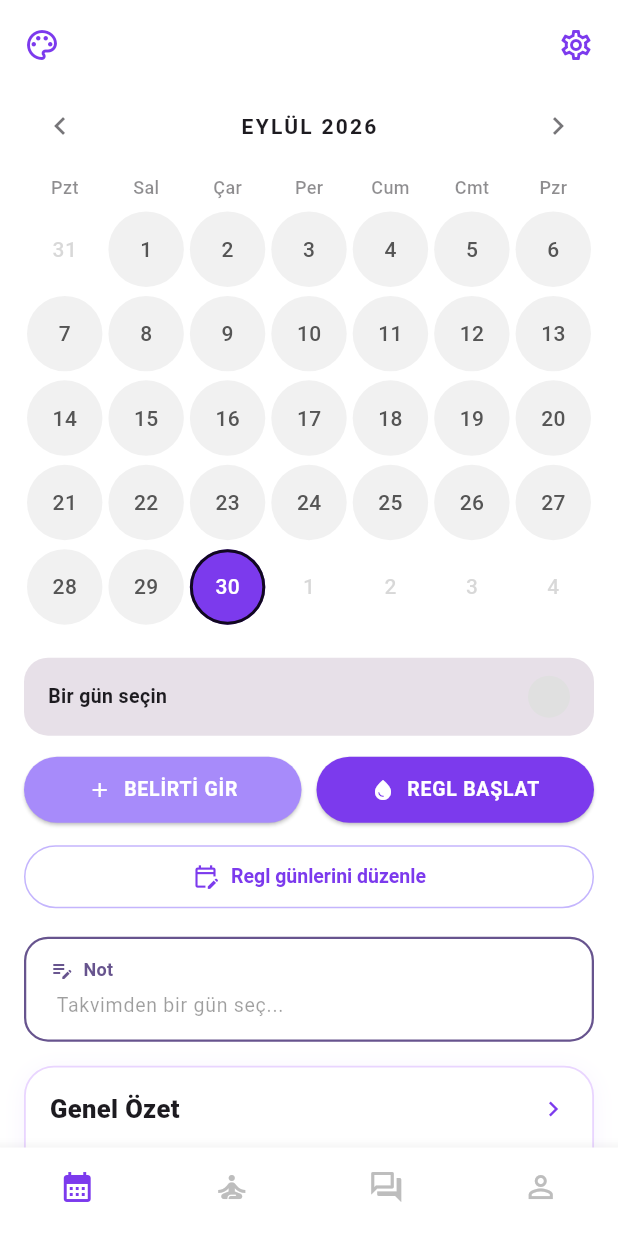
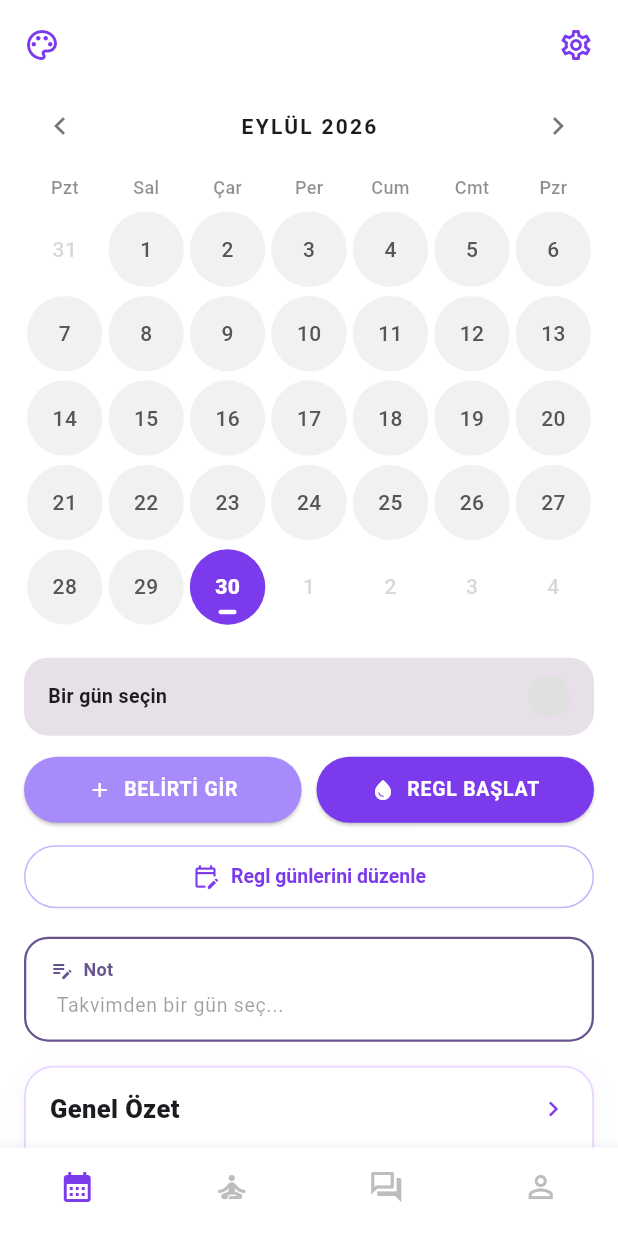
Before and after one commit to Ceydakhrmn/ayzit-app, a Flutter app: the MainShell screen opened directly, on a phone screen of 412 x 824 dp. Run offline on Flutter 3.47's test engine with Material 3 defaults, Android fonts, the phone set to English and light mode, and no system bars; our stand-ins replace cloud_firestore, firebase_auth, firebase_core, firebase_crashlytics, firebase_messaging, fl_chart and 6 more; missing offline and left inert: firebase_app_check, purchases_flutter; accounts and stored records are empty.

Commit message:
Show estimated next period, ovulation and fertile window from logged periods

```diff
--- a/lib/models/period_log.dart
+++ b/lib/models/period_log.dart
@@ -2,8 +2,11 @@
 // models/period_log.dart
 // Kullanıcının işaretlediği regl günlerinden dönemleri ve gerçek döngü
 // uzunluklarını çıkaran saf (Firebase'siz) mantık. Düzensiz döngüleri
-// desteklemek için tahminler sabit bir ayar yerine bu kayıtlardan yapılır.
+// desteklemek için geçmiş dönemler gerçek kayıtlarla gösterilir; son kayıttan
+// sonrası ayarlardaki sürelerle tahmin edilir.
 // =============================================
+
+import 'dart:math' as math;
 
 import 'cycle_model.dart';
 
@@ -14,16 +17,16 @@
 ///    tahmini [periodLength] boyunca regl rengi
 /// 3. Diğer günler → bu günden önceki son döneme göre ovulasyon/doğurganlık.
 ///    İki kayıtlı dönem arasındaysa gerçek döngü uzunluğu, son dönemden
-///    sonrasıysa [cycleLength] ile ileriye doğru tahmin. Tahmini regl
+///    sonrasıysa ayarlardaki [cycleLength] ile ileriye doğru tahmin. Tahmini regl
 ///    günleri boyanmaz; yalnızca gerçek kayıtlar regl rengi alır.
 ///
-/// Hiç kayıt yoksa [fallback] (ayarlardaki sabit döngü) kullanılır.
+/// Hiç kayıt yoksa tüm günler boş kalır; uygulama kimseye varsayılan bir
+/// regl tarihi atamaz.
 DayPhase phaseForDay({
   required DateTime date,
   required PeriodLog log,
   required int cycleLength,
   required int periodLength,
-  required CycleModel fallback,
   DateTime? activePeriodStart,
 }) {
   final d = PeriodLog.dateOnly(date);
@@ -40,8 +43,6 @@
     }
   }
 
-  if (log.isEmpty) return fallback.phaseOf(d);
-
   final anchor = log.lastSpanStartingOnOrBefore(d);
   if (anchor == null) return DayPhase.none; // ilk kayıttan önce
   final next = log.firstSpanStartingAfter(anchor.start);
@@ -57,6 +58,78 @@
   }
   if (dayInCycle <= periodLength) return DayPhase.none;
   return CycleModel.fertilePhaseFor(dayInCycle, cycleLen);
+}
+
+/// Son kayıtlı regle ve ayarlardaki sürelere göre yaklaşan tarihler.
+class CycleForecast {
+  /// Sonraki regl (bugün ya da sonrası).
+  final DateTime nextPeriod;
+
+  /// Bugünü kapsayan ya da sıradaki doğurganlık penceresi ve ovulasyon günü.
+  /// Döngü, regl süresine göre çok kısaysa (pencere regle denk gelir) null.
+  final DateTime? ovulation;
+  final DateTime? fertileStart;
+  final DateTime? fertileEnd;
+
+  const CycleForecast({
+    required this.nextPeriod,
+    this.ovulation,
+    this.fertileStart,
+    this.fertileEnd,
+  });
+}
+
+/// [phaseForDay] ile aynı kurallarla, son kayıtlı dönemden [cycleLength]
+/// günlük döngüler varsayarak yaklaşan regl / ovulasyon / doğurganlık
+/// tarihlerini hesaplar. Hiç kayıt yoksa null.
+CycleForecast? forecastCycle({
+  required PeriodLog log,
+  required int cycleLength,
+  required int periodLength,
+  required DateTime today,
+}) {
+  if (log.isEmpty || cycleLength < 1) return null;
+  final anchor = log.spans.last.start;
+  final t = PeriodLog.dateOnly(today);
+  DateTime at(int offset) =>
+      DateTime(anchor.year, anchor.month, anchor.day + offset);
+
+  // Sonraki regl: son kayıttan itibaren bugüne denk gelen ya da ilk gelecek
+  // döngü başlangıcı (kayıtlı dönemin kendisi sayılmaz).
+  var k = 1;
+  while (at(k * cycleLength).isBefore(t)) {
+    k++;
+  }
+  final nextPeriod = at(k * cycleLength);
+
+  // Döngünün kaçıncı günleri (1'den başlar); takvimde regl günlerinin
+  // üstüne boyanmayan kısımlar pencereye katılmaz.
+  final ovDay = cycleLength - 14;
+  if (ovDay <= periodLength) {
+    return CycleForecast(nextPeriod: nextPeriod);
+  }
+  final firstDay = math.max(ovDay - 5, periodLength + 1);
+  final lastDay = ovDay + 1;
+
+  // Bitiş günü bugünden önce olmayan ve ovulasyon günü regl olarak
+  // işaretlenmemiş ilk pencere. İşaretli regl günleri takvimde regl rengi
+  // aldığından pencerenin başından kırpılır.
+  for (var c = 0;; c++) {
+    final base = c * cycleLength;
+    final end = at(base + lastDay - 1);
+    final ovulation = at(base + ovDay - 1);
+    if (end.isBefore(t) || log.contains(ovulation)) continue;
+    var start = at(base + firstDay - 1);
+    while (log.contains(start)) {
+      start = DateTime(start.year, start.month, start.day + 1);
+    }
+    return CycleForecast(
+      nextPeriod: nextPeriod,
+      ovulation: ovulation,
+      fertileStart: start,
+      fertileEnd: end,
+    );
+  }
 }
 
 /// Art arda işaretlenmiş regl günlerinden oluşan tek bir dönem.
--- a/lib/providers/cycle_provider.dart
+++ b/lib/providers/cycle_provider.dart
@@ -14,9 +14,10 @@
 //   users/{uid}/cycleHistory/{autoId}   → legacy cycles (read-only, migrated
 //                                         into periodDays on first edit)
 //
-// Regl günleri `periodDays` listesinde ('yyyy-MM-dd') tutulur; döngü ve regl
-// süreleri bu gerçek kayıtlardan hesaplanır, böylece düzensiz döngüler de
-// doğru gösterilir. Ayarlardaki süreler yalnızca veri yetersizken kullanılır.
+// Regl günleri `periodDays` listesinde ('yyyy-MM-dd') tutulur ve takvimde
+// olduğu gibi gösterilir; iki kayıt arasındaki döngü gerçek aralıkla
+// hesaplanır. İleriye dönük tahminler ayarlardaki döngü / regl süresini
+// kullanır. Hiç kaydı olmayan kullanıcıya tahmin gösterilmez.
 // =============================================
 
 import 'dart:async';
@@ -238,17 +239,21 @@
       ? PeriodLog.fromKeys(_periodDayKeys)
       : PeriodLog(_legacyPeriodDays());
 
-  /// Tahminlerde kullanılan döngü uzunluğu: gerçek döngülerin ortalaması,
-  /// yeterli kayıt yoksa ayarlardaki değer.
-  int get predictedCycleLength =>
-      periodLog.averageCycleLength() ?? _cycleLength;
+  /// Kullanıcının hiç regl kaydı var mı? Yoksa takvimde tahmin gösterilmez.
+  bool get hasPeriodRecords => !periodLog.isEmpty;
 
-  /// Tahminlerde kullanılan regl süresi (devam eden regl hariç ortalama).
-  int get predictedPeriodLength =>
-      periodLog.averagePeriodLength(
-        excludeOngoingFrom: _isPeriodActive ? _periodActualStart : null,
-      ) ??
-      _periodLength;
+  /// Son kaydedilen reglin başlangıcı; hiç kayıt yoksa null.
+  DateTime? get lastPeriodStart =>
+      periodLog.isEmpty ? null : periodLog.spans.last.start;
+
+  /// Son kayıtlı regl + ayarlardaki sürelerle sonraki regl, ovulasyon ve
+  /// doğurganlık penceresi (takvim renkleriyle aynı hesap). Kayıt yoksa null.
+  CycleForecast? get forecast => forecastCycle(
+        log: periodLog,
+        cycleLength: _cycleLength,
+        periodLength: _periodLength,
+        today: DateTime.now(),
+      );
 
   /// Dönem kayıtlarından türetilen geçmiş (eskiden yeniye).
   List<CycleRecord> get cycleHistory {
@@ -266,22 +271,6 @@
           ongoing: i + 1 == spans.length,
         ),
     ]);
-  }
-
-  CycleModel get cycle {
-    final spans = periodLog.spans;
-    if (spans.isEmpty) {
-      return CycleModel(
-        cycleStart: _cycleStart,
-        cycleLength: _cycleLength,
-        periodLength: _periodLength,
-      );
-    }
-    return CycleModel(
-      cycleStart: spans.last.start,
-      cycleLength: predictedCycleLength,
-      periodLength: predictedPeriodLength,
-    );
   }
 
   String _dateKey(DateTime d) =>
@@ -749,21 +738,19 @@
   DayPhase phaseOf(DateTime date) => phaseForDay(
         date: date,
         log: periodLog,
-        cycleLength: predictedCycleLength,
-        periodLength: predictedPeriodLength,
-        fallback: cycle,
+        cycleLength: _cycleLength,
+        periodLength: _periodLength,
         activePeriodStart: _isPeriodActive ? _periodActualStart : null,
       );
 
   // ── Statistics helpers ──
-  /// Son [n] tamamlanmış döngünün gerçek uzunlukları.
+  /// Son [n] tamamlanmış döngünün gerçek uzunlukları (kayıt yoksa boş).
   List<int> lastCycleLengths({int n = 6}) {
     final lengths = periodLog.cycleLengths();
-    if (lengths.isEmpty) return List.filled(n, predictedCycleLength);
     return lengths.length <= n ? lengths : lengths.sublist(lengths.length - n);
   }
 
-  /// Son [n] regl döneminin süreleri (devam eden regl hariç).
+  /// Son [n] regl döneminin süreleri (devam eden regl hariç, kayıt yoksa boş).
   List<int> lastPeriodLengths({int n = 6}) {
     final activeStart = _isPeriodActive ? _periodActualStart : null;
     final lengths = [
@@ -771,7 +758,6 @@
         if (activeStart == null || PeriodLog.daysBetween(s.start, activeStart) != 0)
           s.length,
     ];
-    if (lengths.isEmpty) return List.filled(n, predictedPeriodLength);
     return lengths.length <= n ? lengths : lengths.sublist(lengths.length - n);
   }
 
--- a/lib/screens/settings_screen.dart
+++ b/lib/screens/settings_screen.dart
@@ -347,8 +347,8 @@
         const SizedBox(height: 8),
         Text(
           isEn
-              ? 'Once you mark your period days, predictions use your real cycles. These values are used only until there is enough data.'
-              : 'Regl günlerini işaretledikçe tahminler gerçek döngülerinden hesaplanır. Bu değerler yalnızca yeterli kayıt olana kadar kullanılır.',
+              ? 'Upcoming periods and fertile days are predicted with these values. The period days you mark are shown on the calendar exactly as you entered them.'
+              : 'Sonraki regl ve doğurganlık günleri bu değerlere göre tahmin edilir. İşaretlediğin regl günleri takvimde girdiğin gibi gösterilir.',
           style: TextStyle(
             fontSize: 12,
             color: Theme.of(context).colorScheme.onSurface.withValues(alpha: 0.5),
--- a/lib/screens/stats_screen.dart
+++ b/lib/screens/stats_screen.dart
@@ -50,14 +50,18 @@
             Row(children: [
               _StatChip(
                 label: isEn ? 'Avg. Cycle' : 'Ort. Süre',
-                value: isEn ? '${_avg(cycleLens)} days' : '${_avg(cycleLens)} gün',
+                value: cycleLens.isEmpty
+                    ? '—'
+                    : (isEn ? '${_avg(cycleLens)} days' : '${_avg(cycleLens)} gün'),
                 icon: Icons.loop,
                 color: kPurple,
               ),
               const SizedBox(width: 10),
               _StatChip(
                 label: isEn ? 'Avg. Period' : 'Ort. Regl',
-                value: isEn ? '${_avg(periodLens)} days' : '${_avg(periodLens)} gün',
+                value: periodLens.isEmpty
+                    ? '—'
+                    : (isEn ? '${_avg(periodLens)} days' : '${_avg(periodLens)} gün'),
                 icon: Icons.water_drop,
                 color: kBlue,
               ),
--- a/lib/widgets/cycle_summary_card.dart
+++ b/lib/widgets/cycle_summary_card.dart
@@ -1,6 +1,9 @@
+import 'dart:math' as math;
+
 import 'package:flutter/material.dart';
 import 'package:provider/provider.dart';
 import '../l10n/app_localizations.dart';
+import '../models/period_log.dart';
 import '../providers/cycle_provider.dart';
 import '../screens/stats_screen.dart';
 
@@ -19,27 +22,15 @@
     final l10n     = AppLocalizations.of(context)!;
     final isEn     = !l10n.isTurkish;
     final now      = DateTime.now();
-    final start    = provider.cycle.cycleStart;
-    final cLen     = provider.predictedCycleLength;
-    final pLen     = provider.predictedPeriodLength;
-    final elapsed  = now.difference(start).inDays + 1;
+    final start    = provider.lastPeriodStart;
+    final forecast = provider.forecast;
+    // "Normal" süreler kullanıcının ayarlarda seçtiği değerlerdir.
+    final cLen     = provider.cycleLength;
+    final pLen     = provider.periodLength;
 
-    // Son 3 döngü (en yenisi önce). Kayıt varsa gerçek süreler gösterilir;
-    // hiç kayıt yoksa ayarlardaki sürelerle tahmini döngüler gösterilir.
-    final history = provider.cycleHistory;
-    final List<CycleRecord> entries = history.isEmpty
-        ? [
-            for (var i = 0; i < 3; i++)
-              CycleRecord(
-                start: start.subtract(Duration(days: cLen * i)),
-                periodDays: pLen,
-                cycleDays: i == 0 ? elapsed : cLen,
-                ongoing: i == 0,
-              ),
-          ]
-        : history.reversed.take(3).toList();
-
-    final daysAgo = now.difference(start).inDays;
+    // Son 3 döngü (en yenisi önce), yalnızca gerçek kayıtlardan.
+    final List<CycleRecord> entries =
+        provider.cycleHistory.reversed.take(3).toList();
 
     return Container(
       decoration: BoxDecoration(
@@ -106,6 +97,19 @@
           ),
 
           // ── Döngü listesi ──
+          if (entries.isEmpty)
+            Padding(
+              padding: const EdgeInsets.fromLTRB(16, 4, 16, 12),
+              child: Text(
+                isEn
+                    ? 'No records yet. Tap "Start period" or "Edit period days" to add one.'
+                    : 'Henüz kayıt yok. "Regl başlat" ya da "Regl günlerini düzenle" ile ekleyebilirsin.',
+                style: TextStyle(
+                  fontSize: 12.5,
+                  color: cs.onSurface.withValues(alpha: 0.5),
+                ),
+              ),
+            ),
           ...entries.asMap().entries.map((e) {
             final idx            = e.key;
             final record         = e.value;
@@ -191,11 +195,51 @@
           // ── Özet satırları ──
           _SummaryRow(
             label: l10n.lastPeriodLabel,
-            value: '${l10n.periodStartPrefix}: ${_fmtFull(start, isEn)}',
-            sub: '${daysAgo > 0 ? daysAgo : 0} ${l10n.daysAgoSuffix}',
+            value: start == null
+                ? (isEn ? 'Not recorded yet' : 'Henüz girilmedi')
+                : '${l10n.periodStartPrefix}: ${_fmtFull(start, isEn)}',
+            sub: start == null
+                ? null
+                : '${math.max(0, now.difference(start).inDays)} ${l10n.daysAgoSuffix}',
           ),
           Divider(height: 1, indent: 16, endIndent: 16,
               color: cs.onSurface.withValues(alpha: 0.1)),
+          if (forecast != null) ...[
+            _SummaryRow(
+              label: isEn ? 'Next period (estimated)' : 'Sonraki regl (tahmini)',
+              value: _fmtFull(forecast.nextPeriod, isEn),
+              sub: _relative(forecast.nextPeriod, now, isEn),
+            ),
+            Divider(height: 1, indent: 16, endIndent: 16,
+                color: cs.onSurface.withValues(alpha: 0.1)),
+            if (forecast.ovulation != null) ...[
+              _SummaryRow(
+                label: isEn ? 'Ovulation day (estimated)' : 'Ovulasyon günü (tahmini)',
+                value: _fmtFull(forecast.ovulation!, isEn),
+                sub: _relative(forecast.ovulation!, now, isEn),
+              ),
+              Divider(height: 1, indent: 16, endIndent: 16,
+                  color: cs.onSurface.withValues(alpha: 0.1)),
+              _SummaryRow(
+                label: isEn ? 'Fertile window' : 'Doğurganlık penceresi',
+                value: '${_fmt(forecast.fertileStart!, isEn)} – ${_fmt(forecast.fertileEnd!, isEn)}',
+                sub: PeriodLog.daysBetween(forecast.fertileStart!, now) >= 0
+                    ? (isEn ? 'You are in your fertile window' : 'Şu an doğurganlık dönemindesin')
+                    : (isEn
+                        ? 'Starts ${_relative(forecast.fertileStart!, now, isEn).toLowerCase()}'
+                        : '${_relative(forecast.fertileStart!, now, isEn)} başlıyor'),
+              ),
+            ] else
+              _SummaryRow(
+                label: isEn ? 'Ovulation day' : 'Ovulasyon günü',
+                value: isEn ? 'Cannot be estimated' : 'Hesaplanamıyor',
+                sub: isEn
+                    ? 'Your cycle length is too short for your period length. Check Settings.'
+                    : 'Döngü süren, regl süresine göre çok kısa. Ayarları kontrol et.',
+              ),
+            Divider(height: 1, indent: 16, endIndent: 16,
+                color: cs.onSurface.withValues(alpha: 0.1)),
+          ],
           _SummaryRow(
             label: l10n.normalPeriodDurationLabel,
             value: '$pLen ${l10n.daysUnit}',
@@ -220,6 +264,15 @@
                       'Jul', 'Aug', 'Sep', 'Oct', 'Nov', 'Dec'];
     final months = isEn ? enMonths : trMonths;
     return '${d.day} ${months[d.month]}';
+  }
+
+  /// Bugüne göre: "Bugün", "Yarın", "5 gün sonra" (geçmişse "3 gün önce").
+  String _relative(DateTime d, DateTime now, bool isEn) {
+    final days = PeriodLog.daysBetween(now, d);
+    if (days == 0) return isEn ? 'Today' : 'Bugün';
+    if (days == 1) return isEn ? 'Tomorrow' : 'Yarın';
+    if (days < 0) return isEn ? '${-days} days ago' : '${-days} gün önce';
+    return isEn ? 'In $days days' : '$days gün sonra';
   }
 
   String _fmtFull(DateTime d, bool isEn) {
--- a/lib/widgets/day_cell.dart
+++ b/lib/widgets/day_cell.dart
@@ -49,12 +49,11 @@
           shape: BoxShape.circle,
           // Diğer aylara ait günler renksiz ve şeffaf
           color: isOtherMonth ? Colors.transparent : bg,
-          // Bugün için dış çizgi (outline)
-          border: isToday && !isSelected
-              ? Border.all(color: isDark ? Colors.white70 : Colors.black87, width: 2)
-              : isSelected
-                  ? Border.all(color: isDark ? Colors.white : Colors.black, width: 2.5)
-                  : null,
+          // Halka yalnızca kullanıcının seçtiği gün için; "bugün" halkasız
+          // gösterilir ki açılışta bir gün seçilmiş gibi görünmesin.
+          border: isSelected
+              ? Border.all(color: isDark ? Colors.white : Colors.black, width: 2.5)
+              : null,
         ),
         child: Stack(
           alignment: Alignment.center,
@@ -66,13 +65,28 @@
                 label,
                 style: TextStyle(
                   fontSize: 14,
-                  fontWeight: FontWeight.w500,
+                  fontWeight: isToday && !isOtherMonth
+                      ? FontWeight.w800
+                      : FontWeight.w500,
                   color: isOtherMonth
                       ? (isDark ? Colors.white24 : Colors.grey.withValues(alpha: 0.4))
                       : fg,
                 ),
               ),
             ),
+            // Bugün: rakamın altında küçük çizgi (nokta varsa yalnızca kalın rakam).
+            if (isToday && !isOtherMonth && !hasDots)
+              Positioned(
+                bottom: 7,
+                child: Container(
+                  width: 12,
+                  height: 3,
+                  decoration: BoxDecoration(
+                    color: fg,
+                    borderRadius: BorderRadius.circular(2),
+                  ),
+                ),
+              ),
             if (hasDots)
               Positioned(
                 bottom: 5,
```
Also changed, not shown: 1 other file.
